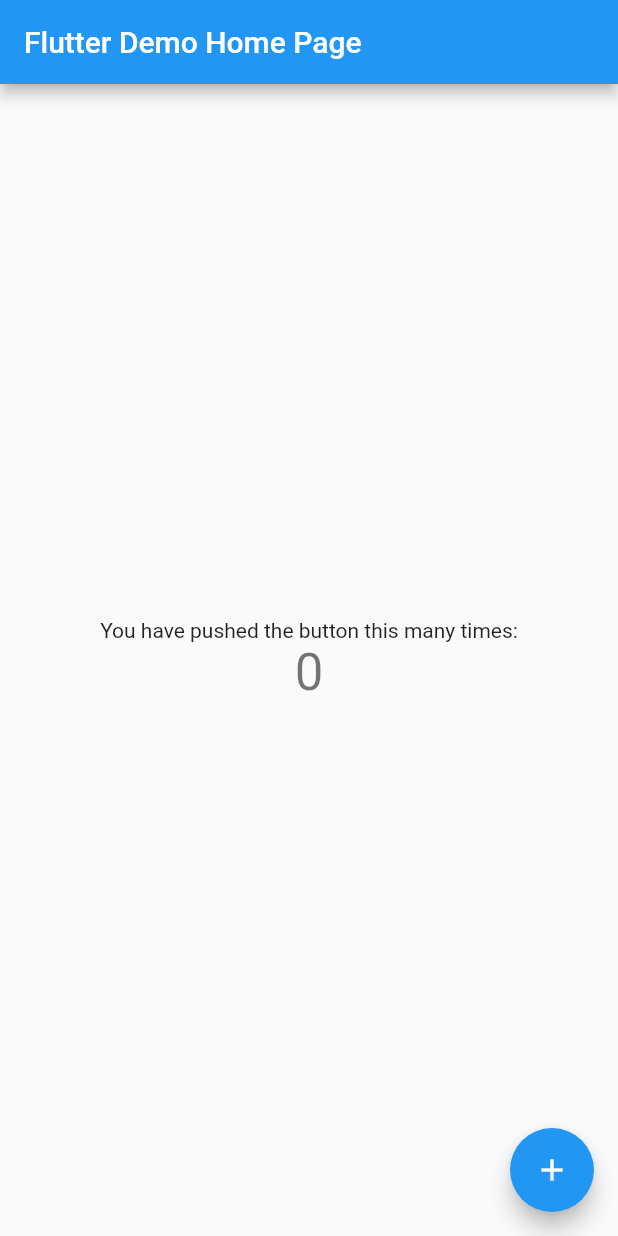
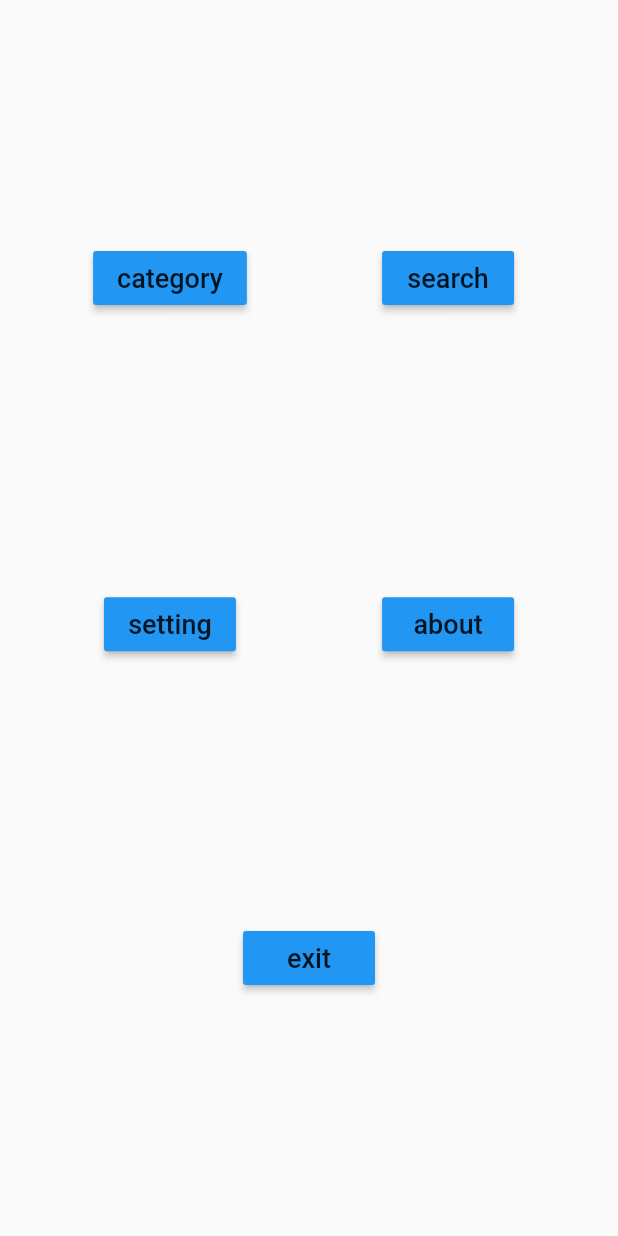
Before and after one commit to b3hzadsh/apps-inf0, a Flutter app: the screen it shows after launch, on a phone screen of 412 x 824 dp. Run offline on Flutter 3.47's test engine with Material 2 defaults, Android fonts, the phone set to English and light mode, and no system bars.

Commit message:
home - search screen

```diff
--- a/lib/main.dart
+++ b/lib/main.dart
@@ -1,3 +1,5 @@
+import 'package:apps_info/screens/home.dart';
+import 'package:apps_info/screens/search.dart';
 import 'package:flutter/material.dart';
 
 void main() {
@@ -5,113 +7,35 @@ void main() {
 }
 
 class MyApp extends StatelessWidget {
-  // This widget is the root of your application.
   @override
   Widget build(BuildContext context) {
     return MaterialApp(
-      title: 'Flutter Demo',
+      debugShowCheckedModeBanner: false,
+      title: 'Apps info',
       theme: ThemeData(
-        // This is the theme of your application.
-        //
-        // Try running your application with "flutter run". You'll see the
-        // application has a blue toolbar. Then, without quitting the app, try
-        // changing the primarySwatch below to Colors.green and then invoke
-        // "hot reload" (press "r" in the console where you ran "flutter run",
-        // or simply save your changes to "hot reload" in a Flutter IDE).
-        // Notice that the counter didn't reset back to zero; the application
-        // is not restarted.
-        primarySwatch: Colors.blue,
-        // This makes the visual density adapt to the platform that you run
-        // the app on. For desktop platforms, the controls will be smaller and
-        // closer together (more dense) than on mobile platforms.
+        // primarySwatch: Colors.blue,
         visualDensity: VisualDensity.adaptivePlatformDensity,
       ),
-      home: MyHomePage(title: 'Flutter Demo Home Page'),
+      // home: MyHomePage(),
+      onGenerateRoute: (RouteSettings setting) {
+        // create some route for every page and pushed named
+        if (setting.name == "/") // for home
+          return MaterialPageRoute(
+            builder: (context) => MyHomePage(),
+            // bring splash screen at startup
+          );
+        if (setting.name == "/screen/search") // for home
+          return MaterialPageRoute(
+            builder: (context) => SearchScreen(),
+            // bring choosing cat screen to user
+          );
+        /*
+        if (setting.name == "/screen/home") // for home
+          return MaterialPageRoute(
+            builder: (context) => Home(),
+            // bring home
+          ); */
+      },
     );
   }
 }
-
-class MyHomePage extends StatefulWidget {
-  MyHomePage({Key key, this.title}) : super(key: key);
-
-  // This widget is the home page of your application. It is stateful, meaning
-  // that it has a State object (defined below) that contains fields that affect
-  // how it looks.
-
-  // This class is the configuration for the state. It holds the values (in this
-  // case the title) provided by the parent (in this case the App widget) and
-  // used by the build method of the State. Fields in a Widget subclass are
-  // always marked "final".
-
-  final String title;
-
-  @override
-  _MyHomePageState createState() => _MyHomePageState();
-}
-
-class _MyHomePageState extends State<MyHomePage> {
-  int _counter = 0;
-
-  void _incrementCounter() {
-    setState(() {
-      // This call to setState tells the Flutter framework that something has
-      // changed in this State, which causes it to rerun the build method below
-      // so that the display can reflect the updated values. If we changed
-      // _counter without calling setState(), then the build method would not be
-      // called again, and so nothing would appear to happen.
-      _counter++;
-    });
-  }
-
-  @override
-  Widget build(BuildContext context) {
-    // This method is rerun every time setState is called, for instance as done
-    // by the _incrementCounter method above.
-    //
-    // The Flutter framework has been optimized to make rerunning build methods
-    // fast, so that you can just rebuild anything that needs updating rather
-    // than having to individually change instances of widgets.
-    return Scaffold(
-      appBar: AppBar(
-        // Here we take the value from the MyHomePage object that was created by
-        // the App.build method, and use it to set our appbar title.
-        title: Text(widget.title),
-      ),
-      body: Center(
-        // Center is a layout widget. It takes a single child and positions it
-        // in the middle of the parent.
-        child: Column(
-          // Column is also a layout widget. It takes a list of children and
-          // arranges them vertically. By default, it sizes itself to fit its
-          // children horizontally, and tries to be as tall as its parent.
-          //
-          // Invoke "debug painting" (press "p" in the console, choose the
-          // "Toggle Debug Paint" action from the Flutter Inspector in Android
-          // Studio, or the "Toggle Debug Paint" command in Visual Studio Code)
-          // to see the wireframe for each widget.
-          //
-          // Column has various properties to control how it sizes itself and
-          // how it positions its children. Here we use mainAxisAlignment to
-          // center the children vertically; the main axis here is the vertical
-          // axis because Columns are vertical (the cross axis would be
-          // horizontal).
-          mainAxisAlignment: MainAxisAlignment.center,
-          children: <Widget>[
-            Text(
-              'You have pushed the button this many times:',
-            ),
-            Text(
-              '$_counter',
-              style: Theme.of(context).textTheme.headline4,
-            ),
-          ],
-        ),
-      ),
-      floatingActionButton: FloatingActionButton(
-        onPressed: _incrementCounter,
-        tooltip: 'Increment',
-        child: Icon(Icons.add),
-      ), // This trailing comma makes auto-formatting nicer for build methods.
-    );
-  }
-}
--- /dev/null
+++ b/lib/screens/home.dart
@@ -0,0 +1,94 @@
+import 'package:flutter/material.dart';
+
+class MyHomePage extends StatefulWidget {
+  MyHomePage({Key key, this.title}) : super(key: key);
+
+  final String title;
+
+  @override
+  _MyHomePageState createState() => _MyHomePageState();
+}
+
+class _MyHomePageState extends State<MyHomePage> {
+  @override
+  Widget build(BuildContext context) {
+    var hieght = MediaQuery.of(context).size.height;
+    var width = MediaQuery.of(context).size.width;
+    return Scaffold(
+      /* appBar: AppBar(
+        title: Text(widget.title),
+      ), */
+      body: SafeArea(
+        child: Center(
+          child: Container(
+            padding: EdgeInsets.all(4 / 100 * width),
+            // margin:EdgeInsets.all(4 / 100 * width),
+            child: Column(
+              mainAxisAlignment: MainAxisAlignment.center,
+              children: [
+                Wrap(
+                  runSpacing: 3 / 100 * hieght,
+                  spacing: 5 / 100 * width,
+                  direction: Axis.horizontal,
+                  children: [
+                    MainButton(width: width, hieght: hieght, title: "category"),
+                    MainButton(width: width, hieght: hieght, title: "search"),
+                    MainButton(width: width, hieght: hieght, title: "setting"),
+                    MainButton(width: width, hieght: hieght, title: "about"),
+                  ],
+                ),
+                SizedBox(
+                  height: 4 / 100 * width,
+                ),
+                MainButton(width: width, hieght: hieght, title: "exit"),
+              ],
+            ),
+          ),
+        ),
+      ),
+    );
+  }
+}
+
+class MainButton extends StatelessWidget {
+  const MainButton({
+    Key key,
+    @required this.width,
+    @required this.hieght,
+    @required this.title,
+  }) : super(key: key);
+
+  final double width;
+  final double hieght;
+  final String title;
+
+  @override
+  Widget build(BuildContext context) {
+    return ClipRRect(
+      borderRadius: BorderRadius.circular(width / 30),
+      child: Container(
+        height: hieght / 4,
+        width: width / 2.5,
+        /* decoration: BoxDecoration(
+
+            // borderRadius: BorderRadius.circular(width / 30),
+            ), */
+        child: Center(
+          child: RaisedButton(
+            color: Colors.blue,
+            onPressed: () {
+              Navigator.pushNamed(context, "/screen/$title");
+            },
+            child: Text(
+              title,
+              style: TextStyle(
+                fontSize: 18,
+                fontWeight: FontWeight.w500,
+              ),
+            ),
+          ),
+        ),
+      ),
+    );
+  }
+}
```
Also changed, not shown: lib/screens/search.dart (added, +36 -0 lines), 1 other file.
